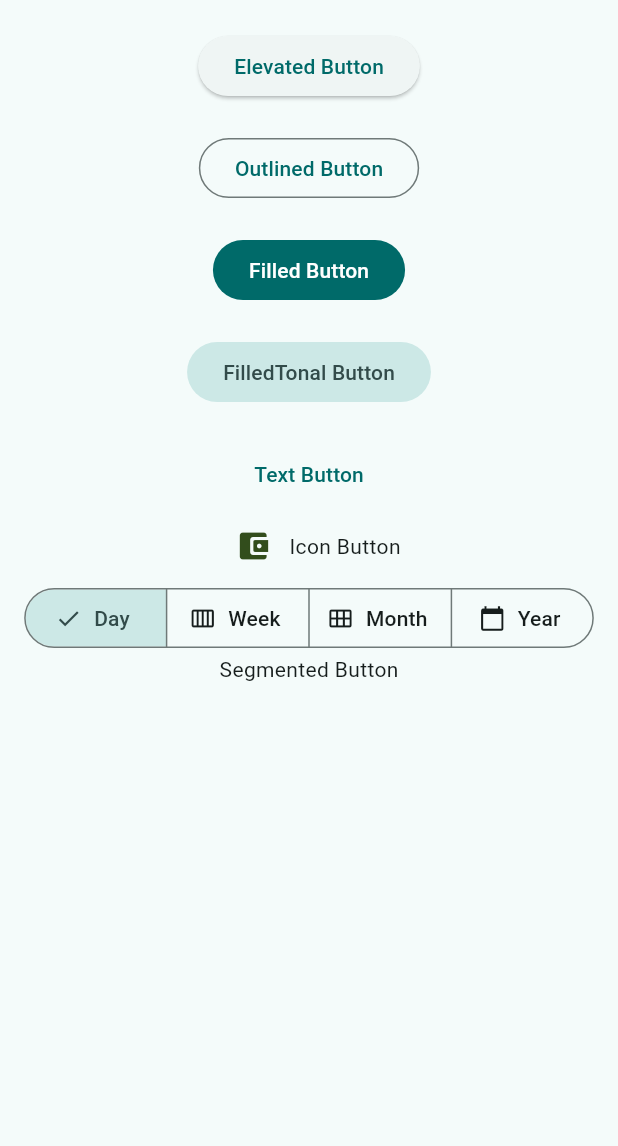
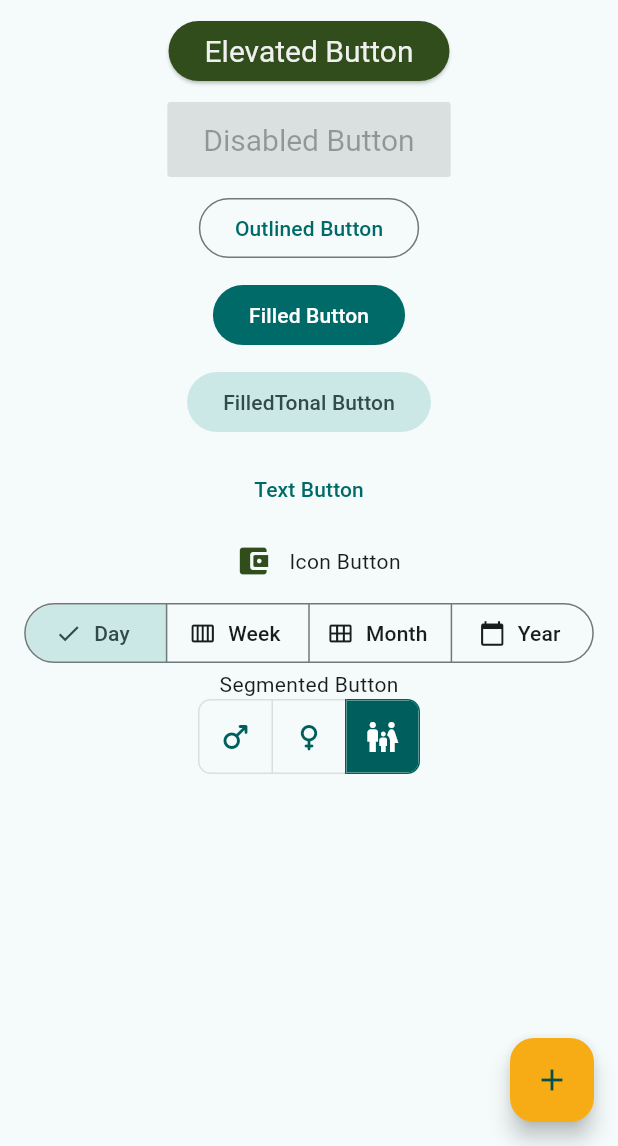
Before and after one commit to anathkalla/widget_catalog_flutter, a Flutter app: the ButtonsScreen screen opened by its route, on a phone screen of 412 x 824 dp, the part 90-1236 px from its top. Run offline on Flutter 3.47's test engine with Material 2 defaults, Android fonts, the phone set to English and light mode, and no system bars; our stand-ins replace go_router; Roboto replaces fonts that are missing (Kanit).

Commit message:
Add disabled_button

```diff
--- a/lib/data/mock_list_items.dart
+++ b/lib/data/mock_list_items.dart
@@ -1 +1,9 @@
+import 'package:flutter/material.dart';
+
 final List widgetsList = ['Buttons', 'Texts', 'Inputs'];
+
+const List<Widget> iconsList = <Widget>[
+  Icon(Icons.male_rounded),
+  Icon(Icons.female_rounded),
+  Icon(Icons.family_restroom_outlined),
+];
--- a/lib/global/strings.dart
+++ b/lib/global/strings.dart
@@ -11,12 +11,14 @@ class Stringof {
   static const wfab = "Floating Action Buttom";
   static const wAppBar = "App Bar";
   static const wElevatedButton = "Elevated Button";
+  static const wDisabledButton = "Disabled Button";
   static const wOutlinedButton = "Outlined Button";
   static const wFilledButton = "Filled Button";
   static const wFilledTonalButton = "FilledTonal Button";
   static const wTextButton = "Text Button";
   static const wIconButton = "Icon Button";
   static const wSegmentedButton = "Segmented Button";
+  static const wToggleButton = "Toggle Button";
 
   // Font Family
 
--- a/lib/screens/buttons_screen.dart
+++ b/lib/screens/buttons_screen.dart
@@ -1,13 +1,16 @@
 import 'package:flutter/material.dart';
 import '../global/global.dart';
 import '../widgets/AppBar/app_bar.dart';
+import '../widgets/Buttons/disabled_button.dart';
 import '../widgets/Buttons/elevated_button.dart';
 import '../widgets/Buttons/filled_button.dart';
 import '../widgets/Buttons/filled_button_tonal.dart';
+import '../widgets/Buttons/floating_action_button.dart';
 import '../widgets/Buttons/icon_button.dart';
 import '../widgets/Buttons/outlined_button.dart';
 import '../widgets/Buttons/segmented_button.dart';
 import '../widgets/Buttons/text_button.dart';
+import '../widgets/Buttons/toggle_button.dart';
 import '../widgets/SizeWidgets/custom_sized_box.dart';
 
 class ButtonsScreen extends StatelessWidget {
@@ -17,9 +20,10 @@ class ButtonsScreen extends StatelessWidget {
 
   @override
   Widget build(BuildContext context) {
-    const double sizedBoxHeight = 20;
+    const double sizedBoxHeight = 10;
     return const Scaffold(
       appBar: CsAppBar(),
+      floatingActionButton: CsFloatingActionButton(),
       body: Center(
         child: Column(
           crossAxisAlignment: CrossAxisAlignment.center,
@@ -27,6 +31,8 @@ class ButtonsScreen extends StatelessWidget {
           children: [
             CsSizedBox(height: sizedBoxHeight),
             CsElevatedButton(),
+            CsSizedBox(height: sizedBoxHeight),
+            CsDisabledButton(),
             CsSizedBox(height: sizedBoxHeight),
             CsOutlinedButton(),
             CsSizedBox(height: sizedBoxHeight),
@@ -47,7 +53,8 @@ class ButtonsScreen extends StatelessWidget {
                 CsSegmentedButton(),
                 Text(Stringof.wSegmentedButton),
               ],
-            )
+            ),
+            CsToggleButton()
           ],
         ),
       ),
--- a/lib/screens/home_page.dart
+++ b/lib/screens/home_page.dart
@@ -1,7 +1,5 @@
 import 'package:flutter/material.dart';
-import '../global/global.dart';
 import '../widgets/AppBar/app_bar.dart';
-import '../widgets/SnackBar/custom_snackbar.dart';
 import '../widgets/ListView/list_view.dart';
 
 class MyHomePage extends StatelessWidget {
@@ -10,16 +8,6 @@ class MyHomePage extends StatelessWidget {
   Widget build(BuildContext context) {
     return Scaffold(
       appBar: const CsAppBar(),
-      floatingActionButton: FloatingActionButton(
-        backgroundColor: Colorof.accentColor,
-        onPressed: () {
-          CsSnackBar.buildSnackbar(
-            context: context,
-            message: Stringof.wfab,
-          );
-        },
-        child: const Icon(Icons.add),
-      ),
       body: CsListView(
         context: context,
       ),
--- /dev/null
+++ b/lib/widgets/Buttons/disabled_button.dart
@@ -0,0 +1,25 @@
+import 'package:flutter/material.dart';
+
+import '../../global/global.dart';
+
+class CsDisabledButton extends StatelessWidget {
+  const CsDisabledButton({super.key});
+
+  @override
+  Widget build(BuildContext context) {
+    final ButtonStyle style = ElevatedButton.styleFrom(
+      textStyle: const TextStyle(fontSize: 20),
+      backgroundColor: Colorof.secondaryColor,
+      foregroundColor: Colorof.secondaryLightColor,
+      minimumSize: const Size(100, 50),
+      shape: const RoundedRectangleBorder(
+        borderRadius: BorderRadius.all(Radius.circular(2)),
+      ),
+    );
+    return ElevatedButton(
+      style: style,
+      onPressed: null,
+      child: const Text(Stringof.wDisabledButton),
+    );
+  }
+}
--- a/lib/widgets/Buttons/elevated_button.dart
+++ b/lib/widgets/Buttons/elevated_button.dart
@@ -9,7 +9,12 @@ class CsElevatedButton extends StatelessWidget {
 
   @override
   Widget build(BuildContext context) {
+    final ButtonStyle style = ElevatedButton.styleFrom(
+        textStyle: const TextStyle(fontSize: 20),
+        backgroundColor: Colorof.secondaryColor,
+        foregroundColor: Colorof.secondaryLightColor);
     return ElevatedButton(
+      style: style,
       onPressed: () {
         CsSnackBar.buildSnackbar(
           context: context,
--- /dev/null
+++ b/lib/widgets/Buttons/floating_action_button.dart
@@ -0,0 +1,23 @@
+import 'package:flutter/material.dart';
+import '../../global/global.dart';
+import '../SnackBar/custom_snackbar.dart';
+
+class CsFloatingActionButton extends StatelessWidget {
+  const CsFloatingActionButton({
+    super.key,
+  });
+
+  @override
+  Widget build(BuildContext context) {
+    return FloatingActionButton(
+      backgroundColor: Colorof.accentColor,
+      onPressed: () {
+        CsSnackBar.buildSnackbar(
+          context: context,
+          message: Stringof.wfab,
+        );
+      },
+      child: const Icon(Icons.add),
+    );
+  }
+}
--- /dev/null
+++ b/lib/widgets/Buttons/toggle_button.dart
@@ -0,0 +1,42 @@
+import 'package:flutter/material.dart';
+import '../../data/mock_list_items.dart';
+import '../../global/global.dart';
+import '../SnackBar/custom_snackbar.dart';
+
+class CsToggleButton extends StatefulWidget {
+  const CsToggleButton({super.key});
+
+  @override
+  State<CsToggleButton> createState() => _CsToggleButtonState();
+}
+
+class _CsToggleButtonState extends State<CsToggleButton> {
+  final List<bool> _selectedToggleList = <bool>[false, false, true];
+  bool vertical = false;
+
+  @override
+  Widget build(BuildContext context) {
+    return ToggleButtons(
+      direction: vertical ? Axis.vertical : Axis.horizontal,
+      onPressed: (int index) {
+        CsSnackBar.buildSnackbar(
+          context: context,
+          message: Stringof.wToggleButton,
+        );
+        setState(() {
+          // The button that is tapped is set to true, and the others to false.
+          for (int i = 0; i < _selectedToggleList.length; i++) {
+            _selectedToggleList[i] = i == index;
+          }
+        });
+      },
+      borderRadius: const BorderRadius.all(Radius.circular(8)),
+      selectedBorderColor: Colorof.primaryColor,
+      selectedColor: Colors.white,
+      fillColor: Colorof.primaryColor,
+      color: Colorof.primaryColor,
+      isSelected: _selectedToggleList,
+      children: iconsList,
+    );
+  }
+}
```
Also changed, not shown: lib/widgets/Buttons/extended_floating_action_button.dart (added).
